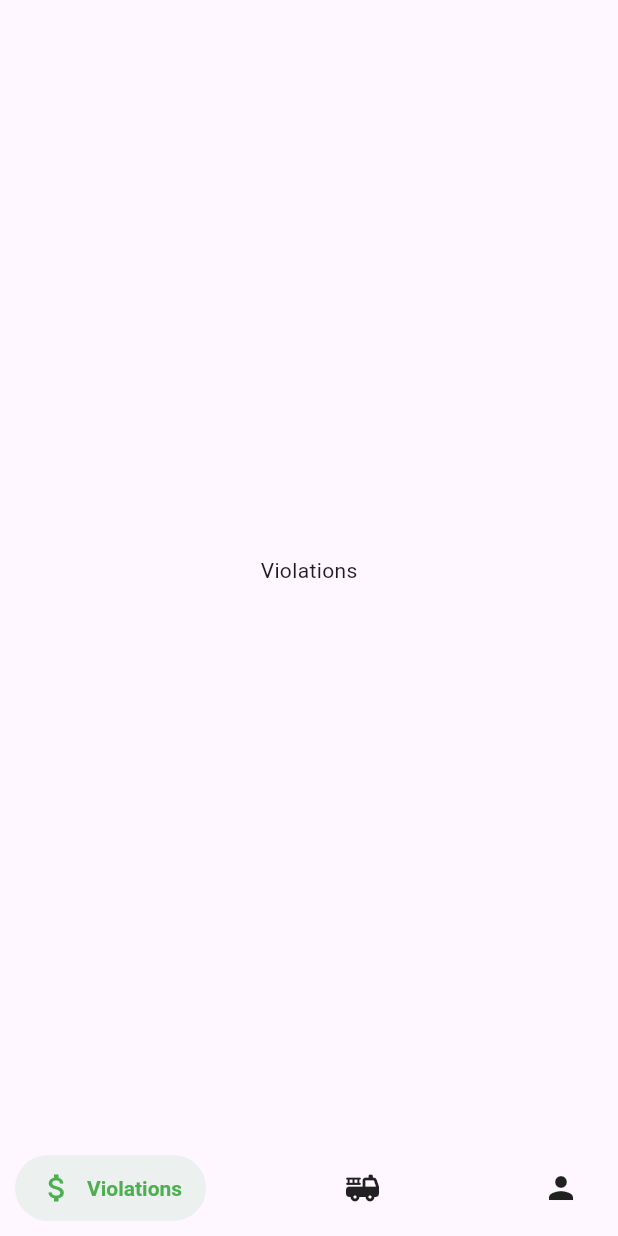
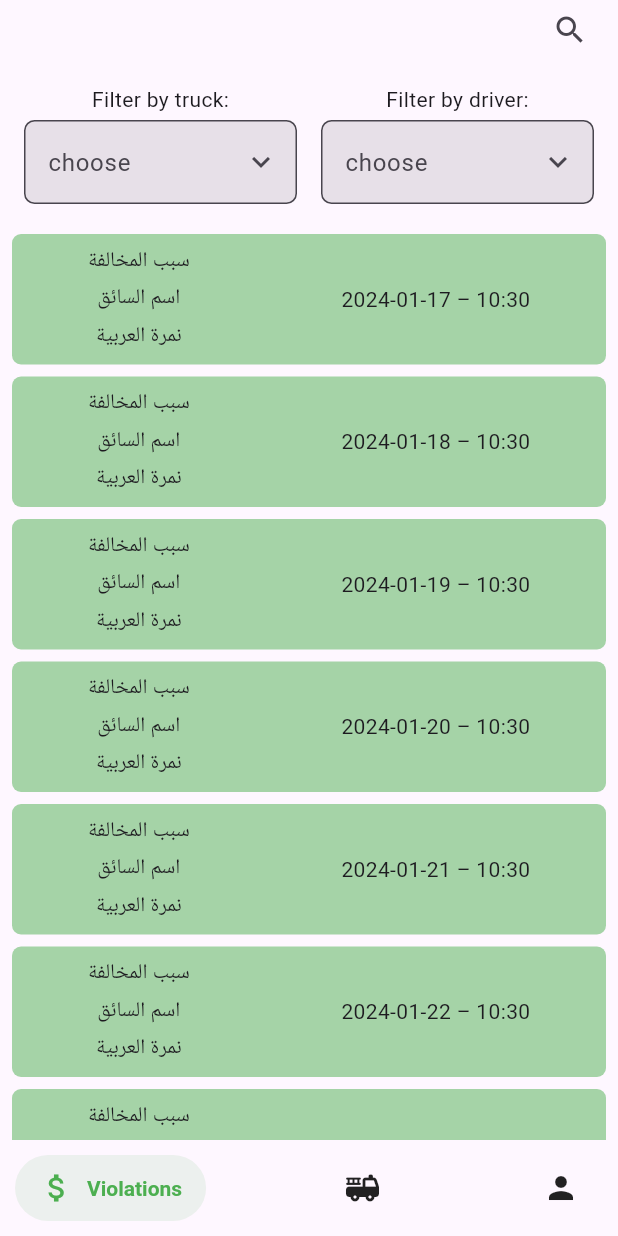
Before and after one commit to abdullahMustafa2000/raya_violation, a Flutter app: the screen it shows after launch, on a phone screen of 412 x 824 dp. Run offline on Flutter 3.47's test engine with Material 3 defaults, Android fonts, the phone set to English and light mode, and no system bars; drawn by our look-alikes of dropdown_search, salomon_bottom_bar; missing offline and left inert: hidable.

Commit message:
violations fragment done

```diff
--- a/lib/models/violation.dart
+++ b/lib/models/violation.dart
@@ -7,15 +7,22 @@ class Violation extends BaseEntity {
   Truck truck;
   Driver driver;
   String violationDesc;
+  DateTime dateTime;
 
   Violation.init(int id,
-      {required this.violationDesc, required this.truck, required this.driver})
+      {required this.violationDesc,
+      required this.truck,
+      required this.driver,
+      required this.dateTime})
       : super.init(id: id);
 
   factory Violation.fromJson(Map<String, dynamic> json) {
-    return Violation.init(json['id'],
-        violationDesc: json['violationDesc'],
-        truck: Truck.fromJson(json),
-        driver: Driver.fromJson(json));
+    return Violation.init(
+      json['id'],
+      violationDesc: json['violationDesc'],
+      truck: Truck.fromJson(json),
+      driver: Driver.fromJson(json),
+      dateTime: DateTime.parse(json['date']),
+    );
   }
 }
--- /dev/null
+++ b/lib/views/elements/dropdown_search.dart
@@ -0,0 +1,91 @@
+import 'package:flutter/material.dart';
+import 'package:dropdown_search/dropdown_search.dart';
+import 'package:raya_violation/models/base_entity.dart';
+import 'package:raya_violation/models/driver.dart';
+import 'package:raya_violation/models/truck.dart';
+import 'package:raya_violation/views/themes/colors.dart';
+
+class SearchDropdownMenuModel extends StatefulWidget {
+  SearchDropdownMenuModel(
+      {Key? key,
+      required this.dataList,
+      required this.onItemSelected,
+      required this.selectedItem})
+      : super(key: key);
+  final List<BaseEntity>? dataList;
+  final Function onItemSelected;
+  BaseEntity? selectedItem;
+  @override
+  State<SearchDropdownMenuModel> createState() =>
+      _SearchDropdownMenuModelState();
+}
+
+class _SearchDropdownMenuModelState extends State<SearchDropdownMenuModel> {
+  @override
+  Widget build(BuildContext context) {
+    return DecorateDropDown(
+      dropDown: DropdownSearch<BaseEntity>(
+        selectedItem: widget.selectedItem,
+        itemAsString: (BaseEntity? item) => _getTypeTitle(item!),
+        compareFn: (BaseEntity? item, BaseEntity? selected) =>
+            _getTypeTitle(item!) == _getTypeTitle(selected!),
+        items: widget.dataList ?? [],
+        dropdownDecoratorProps: DropDownDecoratorProps(
+          dropdownSearchDecoration: InputDecoration(
+            filled: true,
+            hintText: 'choose',
+            suffixIcon: const Icon(Icons.keyboard_arrow_down_sharp),
+            border: OutlineInputBorder(
+              borderRadius: BorderRadius.circular(7),
+              borderSide: BorderSide(color: primaryColor, width: 1),
+            ),
+            focusedBorder: OutlineInputBorder(
+              borderSide:
+                  BorderSide(color: Theme.of(context).primaryColor, width: 1),
+            ),
+          ),
+        ),
+        onChanged: (BaseEntity? val) {
+          widget.onItemSelected(val);
+          setState(() {
+            widget.selectedItem = val;
+          });
+        },
+        popupProps: PopupProps.menu(
+          searchDelay: const Duration(microseconds: 500),
+          showSearchBox: true,
+          searchFieldProps: TextFieldProps(
+            cursorColor: Theme.of(context).primaryColor,
+            decoration: InputDecoration(
+              border: OutlineInputBorder(
+                borderRadius: BorderRadius.circular(7),
+              ),
+            ),
+          ),
+        ),
+      ),
+    );
+  }
+
+  String _getTypeTitle(BaseEntity item) {
+    if (item is Driver) {
+      return item.name;
+    } else if (item is Truck) {
+      return item.plateNumber;
+    }
+    return "";
+  }
+}
+
+class DecorateDropDown extends StatelessWidget {
+  const DecorateDropDown({Key? key, required this.dropDown}) : super(key: key);
+  final Widget dropDown;
+  @override
+  Widget build(BuildContext context) {
+    return DecoratedBox(
+      decoration: BoxDecoration(
+          borderRadius: BorderRadius.circular(7), color: Colors.white),
+      child: dropDown,
+    );
+  }
+}
--- a/lib/views/screens/home.dart
+++ b/lib/views/screens/home.dart
@@ -34,13 +34,11 @@ class _HomePageState extends State<HomePage> {
               title: const Text("Violations"),
               selectedColor: Colors.green,
             ),
-
             SalomonBottomBarItem(
               icon: const Icon(Icons.fire_truck_rounded),
               title: const Text("Trucks"),
               selectedColor: Colors.cyan,
             ),
-
             SalomonBottomBarItem(
               icon: const Icon(Icons.person),
               title: const Text("Drivers"),
@@ -50,9 +48,13 @@ class _HomePageState extends State<HomePage> {
         ),
       ),
       body: SafeArea(
-        child: _currentIndex == 0? ViolationsListFragment():
-            _currentIndex == 1? TrucksListFragment():
-                DriversListFragment(),
+        child: _currentIndex == 0
+            ? ViolationsListFragment(
+                scrollController: scrollController,
+              )
+            : _currentIndex == 1
+                ? const TrucksListFragment()
+                : const DriversListFragment(),
       ),
     );
   }
--- a/lib/views/screens/home_fragments/list_violation.dart
+++ b/lib/views/screens/home_fragments/list_violation.dart
@@ -1,21 +1,187 @@
+import 'package:animated_search_bar/animated_search_bar.dart';
 import 'package:flutter/material.dart';
+import 'package:raya_violation/models/driver.dart';
+import 'package:raya_violation/models/truck.dart';
+import 'package:raya_violation/models/violation.dart';
+import 'package:intl/intl.dart';
+import 'package:raya_violation/views/elements/dropdown_search.dart';
 
-class ViolationsListFragment extends StatelessWidget {
-  const ViolationsListFragment({super.key});
+class ViolationsListFragment extends StatefulWidget {
+  const ViolationsListFragment({super.key, required this.scrollController});
+  final ScrollController scrollController;
 
   @override
+  State<ViolationsListFragment> createState() => _ViolationsListFragmentState();
+}
+
+class _ViolationsListFragmentState extends State<ViolationsListFragment> {
+  List<Violation> vList = [];
+  List<Truck> tList = [];
+  List<Driver> dList = [];
+  Driver? _selectedDriver;
+  Truck? _selectedTruck;
+  @override
   Widget build(BuildContext context) {
-    return const Center(
-      child: Text('Violations'),
+    _initData();
+    return Padding(
+      padding: const EdgeInsets.symmetric(horizontal: 8.0),
+      child: Column(
+        children: [
+          _searchbar(),
+          _filters(),
+          _violationsList(),
+        ],
+      ),
     );
+  }
+
+  Widget _violationsList() {
+    if (searchText != "") {
+      vList = vList
+          .where((element) =>
+              element.driver.name.contains(searchText) ||
+              element.truck.plateNumber.contains(searchText) ||
+              element.dateTime.year.toString() == searchText ||
+              element.dateTime.month.toString() == searchText)
+          .toList();
+    }
+    if (_selectedDriver != null) {
+      vList = vList
+          .where((element) => element.driver.id == _selectedDriver!.id)
+          .toList();
+    }
+    if (_selectedTruck != null) {
+      vList = vList
+          .where((element) => element.truck.id == _selectedTruck!.id)
+          .toList();
+    }
+    return Expanded(
+      child: ListView.builder(
+        itemBuilder: (context, index) {
+          return Container(
+            margin: const EdgeInsets.symmetric(vertical: 4),
+            padding: const EdgeInsets.symmetric(vertical: 8),
+            decoration: BoxDecoration(
+              borderRadius: BorderRadius.circular(6),
+              color: Colors.green.withOpacity(.5),
+            ),
+            child: ViolationItemWidget(
+              item: vList[index],
+            ),
+          );
+        },
+        controller: widget.scrollController,
+        itemCount: vList.length,
+      ),
+    );
+  }
+
+  String searchText = "";
+  Widget _searchbar() => AnimatedSearchBar(
+        onChanged: (value) {
+          debugPrint("value on Change");
+          setState(() {
+            searchText = value;
+          });
+        },
+      );
+
+  Widget _filters() => Container(
+        margin: const EdgeInsets.symmetric(vertical: 16),
+        child: Row(
+          mainAxisAlignment: MainAxisAlignment.start,
+          children: [
+            _filterItem('Filter by truck:', _trucksDropdown()),
+            _filterItem('Filter by driver:', _driversDropdown()),
+          ],
+        ),
+      );
+
+  Widget _filterItem(String label, Widget dropdown) => Expanded(
+        child: Container(
+          margin: const EdgeInsets.symmetric(horizontal: 8),
+          child: Column(
+            children: [
+              Text(label),
+              const SizedBox(
+                height: 4,
+              ),
+              dropdown
+            ],
+          ),
+        ),
+      );
+
+  Widget _trucksDropdown() => SearchDropdownMenuModel(
+      dataList: tList,
+      onItemSelected: (item) {
+        setState(() {
+          _selectedTruck = item;
+        });
+      },
+      selectedItem: _selectedTruck);
+
+  Widget _driversDropdown() => SearchDropdownMenuModel(
+      dataList: dList,
+      onItemSelected: (item) {
+        setState(() {
+          _selectedDriver = item;
+        });
+      },
+      selectedItem: _selectedDriver);
+
+  void _initData() {
+    for (int i = 0; i <= 20; i++) {
+      vList.add(
+        Violation.init(i + 1,
+            violationDesc: 'سبب المخالفة',
+            truck: Truck.init(i + 1, plateNumber: "نمرة العربية"),
+            driver: Driver.init(i + 1, name: "اسم السائق"),
+            dateTime: DateTime.now().add(Duration(days: i))),
+      );
+
+      tList.add(
+        Truck.init(
+          i + 1,
+          plateNumber: 'ق ب د ١ ٢ ٣',
+        ),
+      );
+
+      dList.add(
+        Driver.init(
+          i + 1,
+          name: 'محمد ه$i',
+        ),
+      );
+    }
   }
 }
 
 class ViolationItemWidget extends StatelessWidget {
-  const ViolationItemWidget({super.key});
-
+  const ViolationItemWidget({super.key, required this.item});
+  final Violation item;
   @override
   Widget build(BuildContext context) {
-    return Container();
+    return Row(
+      mainAxisAlignment: MainAxisAlignment.spaceAround,
+      children: [
+        _data(item),
+        Text(DateFormat('yyyy-MM-dd – kk:mm').format(item.dateTime))
+      ],
+    );
   }
+
+  Widget splitter() => const SizedBox(
+        height: 4,
+      );
+
+  Widget _data(Violation item) => Column(
+        children: [
+          Text(item.violationDesc),
+          splitter(),
+          Text(item.driver.name),
+          splitter(),
+          Text(item.truck.plateNumber),
+        ],
+      );
 }
--- /dev/null
+++ b/lib/views/themes/colors.dart
@@ -0,0 +1,4 @@
+
+import 'dart:ui';
+
+var primaryColor = const Color.fromRGBO(20, 39, 155, 1);
--- a/pubspec.yaml
+++ b/pubspec.yaml
@@ -34,11 +34,12 @@ dependencies:
   http: ^0.13.6
   hidable: ^1.0.6
   salomon_bottom_bar: ^3.3.2
-
+  animated_search_bar: ^2.7.1
 
   # The following adds the Cupertino Icons font to your application.
   # Use with the CupertinoIcons class for iOS style icons.
   cupertino_icons: ^1.0.2
+  intl: ^0.19.0
 
 dev_dependencies:
   flutter_test:
```
Also changed, not shown: pubspec.lock.
